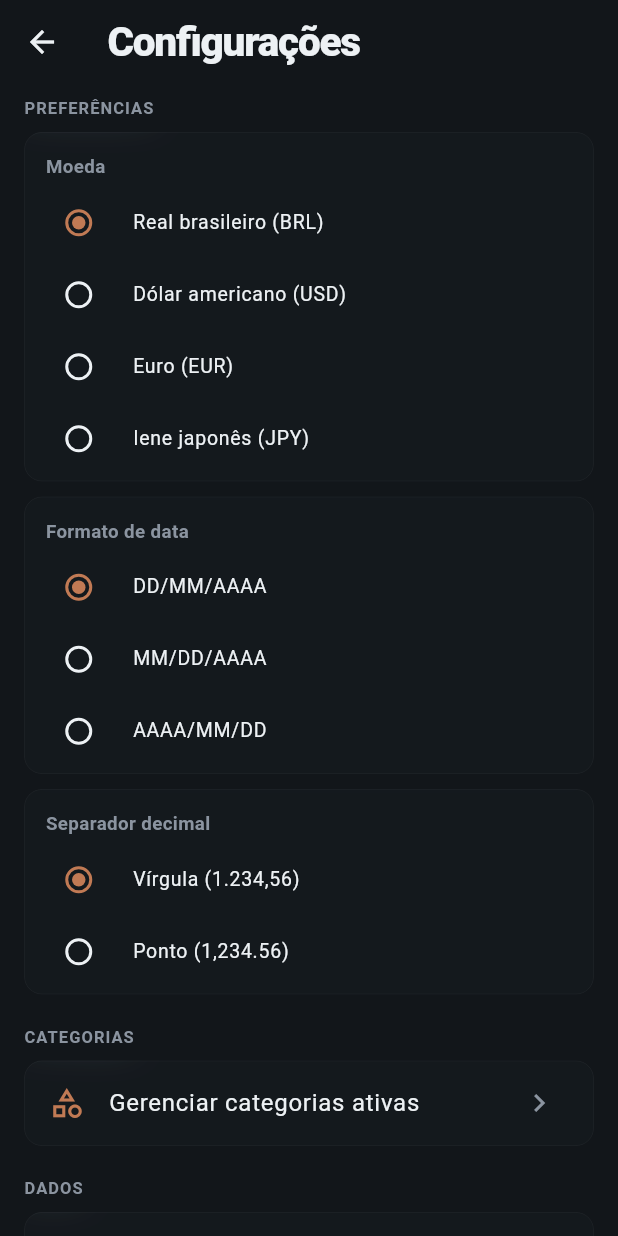
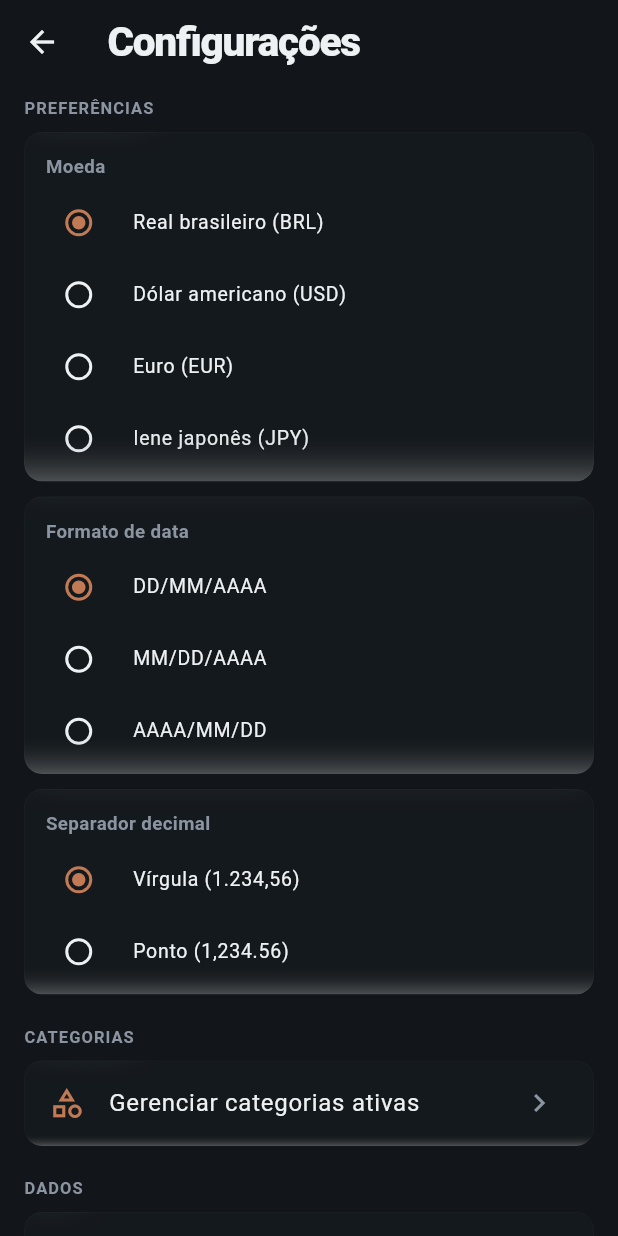
Before and after one commit to EzequielBes/finance, a Flutter app: the screen it shows after launch, after a tap on the "tune" icon, on a phone screen of 412 x 824 dp. Run offline on Flutter 3.47's test engine with Material 3 defaults, Android fonts, the phone set to English and light mode, and no system bars; our stand-ins replace csv, drift, file_picker, flutter_riverpod, flutter_slidable, share_plus; accounts and stored records are empty; generated files the repository leaves out were written again.

Commit message:
feat(mobile): borda uniforme mais fina + brilho de gradiente na base do GlassCard

```diff
--- a/mobile/lib/theme/liquid_glass_theme.dart
+++ b/mobile/lib/theme/liquid_glass_theme.dart
@@ -6,7 +6,7 @@ class LiquidGlassColors {
   static const background = Color(0xFF12161A);
   static const surface = Color(0xFF1B2127);
   static const glassFill = Color(0xFF1D2329);
-  static const glassBorder = Color(0x0DFFFFFF);
+  static const glassBorder = Color(0x08FFFFFF);
   static const textPrimary = Color(0xFFEDF1F4);
   static const textSecondary = Color(0xFF8B94A0);
   static const accentPrimary = Color(0xFFC17A54);
--- a/mobile/lib/widgets/glass_card.dart
+++ b/mobile/lib/widgets/glass_card.dart
@@ -35,6 +35,15 @@ class GlassCard extends StatelessWidget {
         borderRadius: effectiveRadius,
         border: Border.all(color: LiquidGlassColors.glassBorder, width: 0.5),
       ),
+      foregroundDecoration: BoxDecoration(
+        borderRadius: effectiveRadius,
+        gradient: const LinearGradient(
+          begin: Alignment.topCenter,
+          end: Alignment.bottomCenter,
+          colors: [Colors.transparent, Colors.white24],
+          stops: [0.85, 1.0],
+        ),
+      ),
       child: child,
     );
 
```
